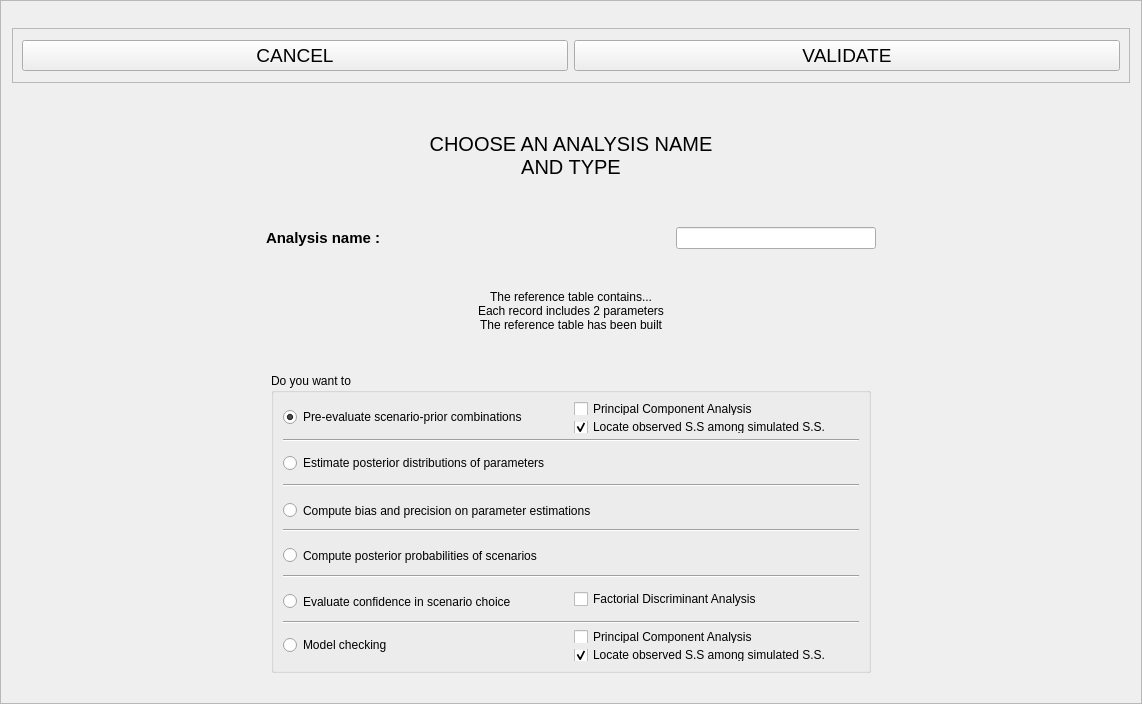
First picture: the form in python_interface/uis/defineAnalysis.ui, repository cbgp/diyabc, before the edit.
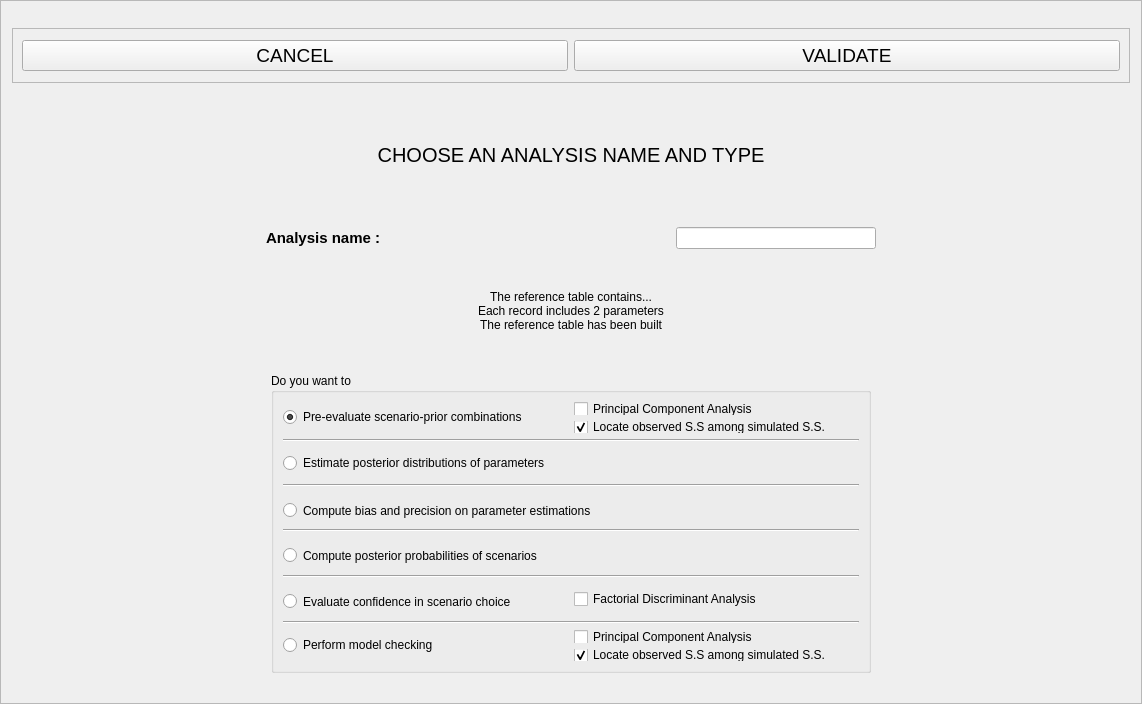
Second picture: the form after the edit.

```diff
--- a/python_interface/uis/defineAnalysis.ui
+++ b/python_interface/uis/defineAnalysis.ui
@@ -106,8 +106,7 @@
       </font>
      </property>
      <property name="text">
-      <string>CHOOSE AN ANALYSIS NAME
-AND TYPE</string>
+      <string>CHOOSE AN ANALYSIS NAME AND TYPE</string>
      </property>
      <property name="alignment">
       <set>Qt::AlignCenter</set>
@@ -381,7 +380,7 @@
           <item>
            <widget class="QRadioButton" name="modCheckRadio">
             <property name="text">
-             <string>Model checking</string>
+             <string>Perform model checking</string>
             </property>
             <property name="checked">
              <bool>false</bool>
```
